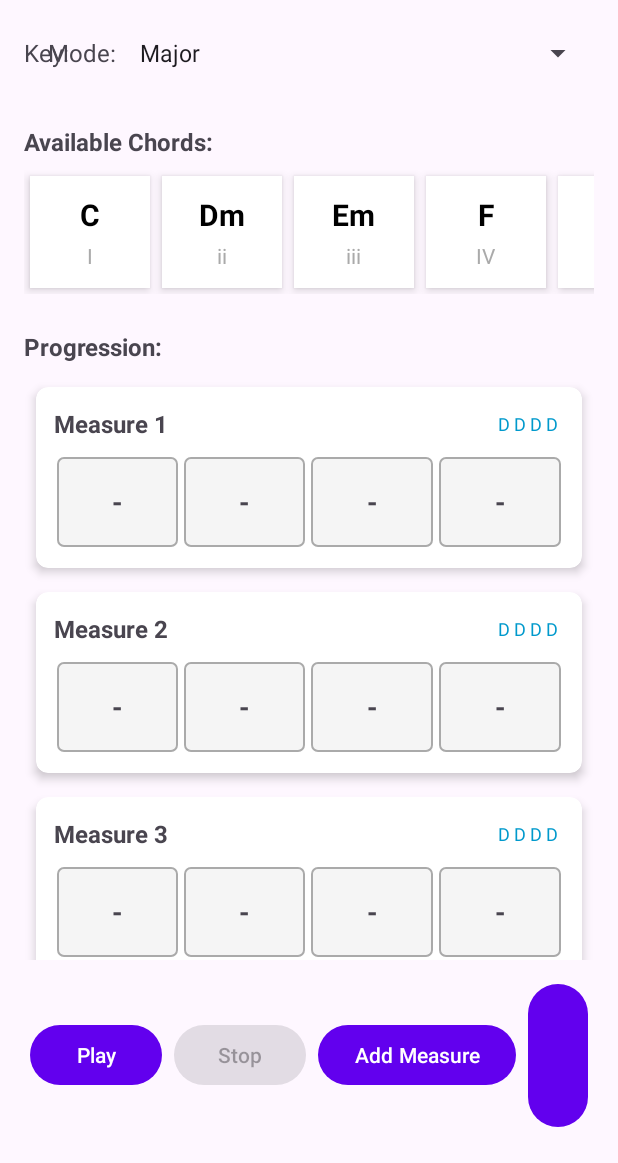
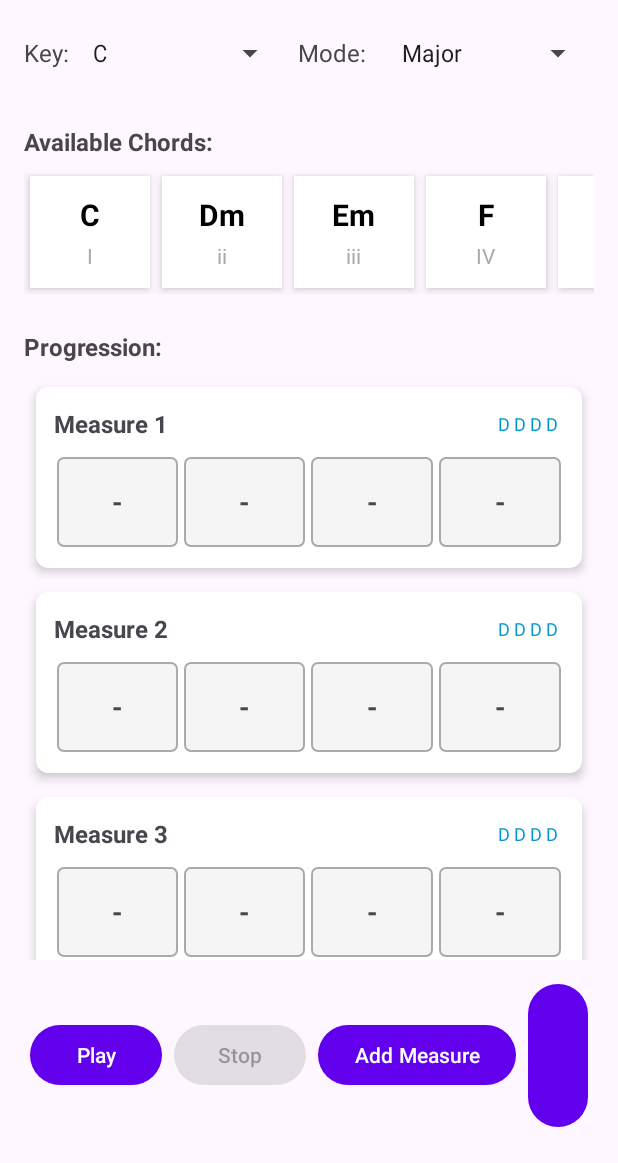
Before and after one commit to metaview/ChordProgressionHelper, an Android app: the screen it shows after launch (MainActivity), on a phone screen of 412 x 824 dp, the part 73-1236 px from its top. Run offline under Robolectric (Android 15) with nearby library versions, the phone set to English and light mode, and no system bars.

Commit message:
Fix overlapping spinner layout in activity_main.xml
Co-authored-by: metaview <3187833+metaview@users.noreply.github.com>

```diff
--- a/app/src/main/res/layout/activity_main.xml
+++ b/app/src/main/res/layout/activity_main.xml
@@ -33,9 +33,11 @@
         android:layout_width="0dp"
         android:layout_height="wrap_content"
         android:layout_marginStart="8dp"
+        android:layout_marginEnd="8dp"
         android:minHeight="48dp"
         app:layout_constraintBottom_toBottomOf="@id/keyLabel"
         app:layout_constraintEnd_toStartOf="@id/modeLabel"
+        app:layout_constraintHorizontal_chainStyle="spread_inside"
         app:layout_constraintStart_toEndOf="@id/keyLabel"
         app:layout_constraintTop_toTopOf="@id/keyLabel" />
 
@@ -43,10 +45,11 @@
         android:id="@+id/modeLabel"
         android:layout_width="wrap_content"
         android:layout_height="wrap_content"
-        android:layout_marginStart="16dp"
+        android:layout_marginEnd="8dp"
         android:text="Mode:"
         android:textSize="16sp"
         app:layout_constraintBottom_toBottomOf="@id/keyLabel"
+        app:layout_constraintEnd_toStartOf="@id/modeSpinner"
         app:layout_constraintStart_toEndOf="@id/keySpinner"
         app:layout_constraintTop_toTopOf="@id/keyLabel" />
 
```
